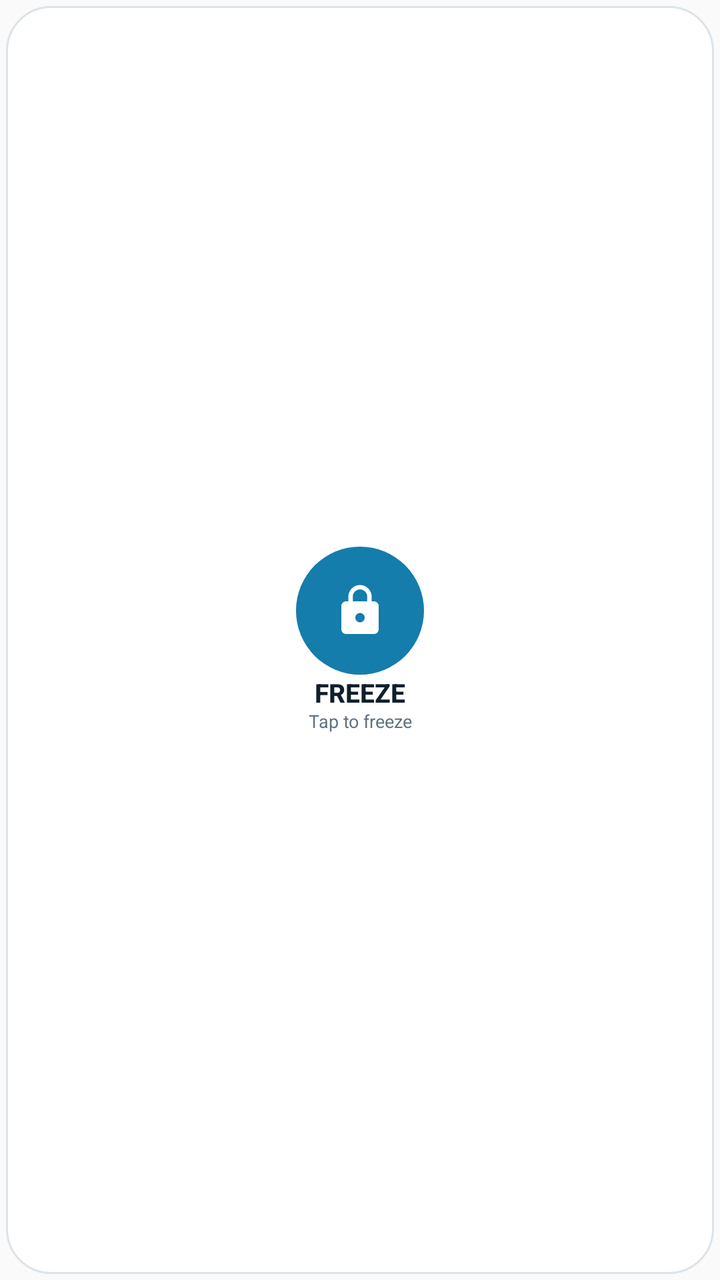
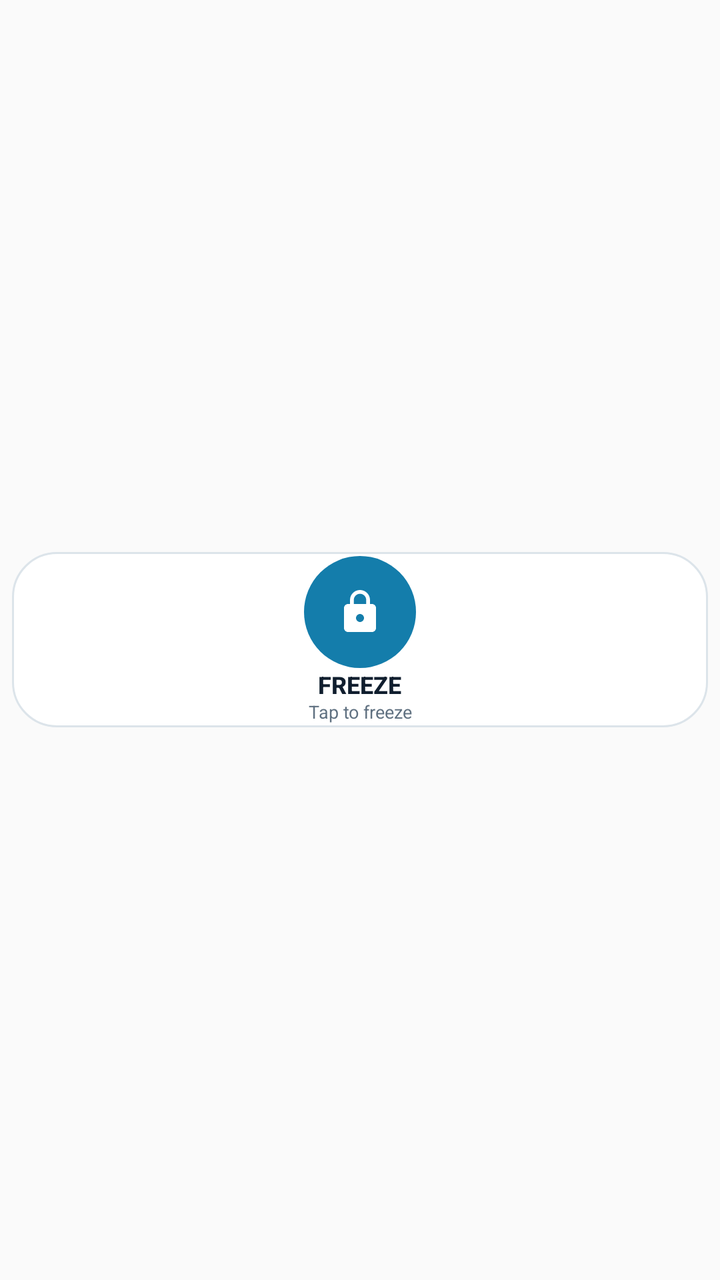

Compare the two renders of this Android layout. The source of the first and the diff that turns it into the second are given below.
<!-- AndroidManifest.xml: application theme android:Theme.Material.Light.NoActionBar -->
<!-- res/layout/widget_frostlock_compact.xml -->
<?xml version="1.0" encoding="utf-8"?>
<FrameLayout xmlns:android="http://schemas.android.com/apk/res/android"
    android:id="@+id/widget_root"
    android:layout_width="match_parent"
    android:layout_height="match_parent"
    android:background="@drawable/widget_card"
    android:padding="3dp">

    <LinearLayout
        android:layout_width="match_parent"
        android:layout_height="match_parent"
        android:gravity="center"
        android:orientation="vertical">

        <FrameLayout
            android:id="@+id/widget_circle"
            android:layout_width="64dp"
            android:layout_height="64dp"
            android:background="@drawable/widget_circle_primary">

            <ImageView
                android:id="@+id/widget_icon"
                android:layout_width="28dp"
                android:layout_height="28dp"
                android:layout_gravity="center"
                android:contentDescription="@string/widget_action_description"
                android:src="@drawable/ic_widget_lock_white" />

            <ProgressBar
                android:id="@+id/widget_progress"
                style="@android:style/Widget.Material.ProgressBar.Small"
                android:layout_width="20dp"
                android:layout_height="20dp"
                android:layout_gravity="center"
                android:indeterminate="true"
                android:visibility="gone" />
        </FrameLayout>

        <TextView
            android:id="@+id/widget_label"
            android:layout_width="wrap_content"
            android:layout_height="wrap_content"
            android:layout_marginTop="2dp"
            android:fontFamily="sans-serif-medium"
            android:includeFontPadding="false"
            android:maxLines="1"
            android:text="@string/widget_action_freeze"
            android:textColor="#101E2E"
            android:textSize="13sp"
            android:textStyle="bold" />

        <TextView
            android:id="@+id/widget_status"
            android:layout_width="match_parent"
            android:layout_height="wrap_content"
            android:layout_marginTop="1dp"
            android:ellipsize="end"
            android:gravity="center"
            android:includeFontPadding="false"
            android:maxLines="1"
            android:text="@string/widget_status_ready"
            android:textColor="#607181"
            android:textSize="9sp" />
    </LinearLayout>
</FrameLayout>
<!-- resources referenced by this layout -->
<resources>
  <!-- drawable ic_widget_lock_white (drawable) -->
  <?xml version="1.0" encoding="utf-8"?>
  <vector xmlns:android="http://schemas.android.com/apk/res/android"
      android:width="24dp"
      android:height="24dp"
      android:viewportWidth="24"
      android:viewportHeight="24">
      <path
          android:fillColor="#FFFFFF"
          android:pathData="M18,8h-1V6c0,-2.76 -2.24,-5 -5,-5S7,3.24 7,6v2H6c-1.1,0 -2,0.9 -2,2v10c0,1.1 0.9,2 2,2h12c1.1,0 2,-0.9 2,-2V10c0,-1.1 -0.9,-2 -2,-2zM12,17c-1.1,0 -2,-0.9 -2,-2s0.9,-2 2,-2 2,0.9 2,2 -0.9,2 -2,2zM15.1,8H8.9V6c0,-1.71 1.39,-3.1 3.1,-3.1 1.71,0 3.1,1.39 3.1,3.1v2z" />
  </vector>
  <!-- drawable widget_card (drawable) -->
  <?xml version="1.0" encoding="utf-8"?>
  <inset xmlns:android="http://schemas.android.com/apk/res/android"
      android:insetBottom="3dp"
      android:insetLeft="3dp"
      android:insetRight="3dp"
      android:insetTop="3dp">
  
      <shape android:shape="rectangle">
          <corners android:radius="22dp" />
          <solid android:color="#FFFFFF" />
          <stroke
              android:width="1dp"
              android:color="#DCE4EA" />
      </shape>
  </inset>
  <!-- drawable widget_circle_primary (drawable) -->
  <?xml version="1.0" encoding="utf-8"?>
  <shape xmlns:android="http://schemas.android.com/apk/res/android"
      android:shape="oval">
      <solid android:color="#147DAB" />
  </shape>
  <string name="widget_action_description">Freeze or unfreeze this PC</string>
  <string name="widget_action_freeze">FREEZE</string>
  <string name="widget_status_ready">Tap to freeze</string>
</resources>

<!-- the commit's change to res/layout/widget_frostlock_compact.xml (unified diff, before → after) -->
@@ -3,25 +3,28 @@
     android:id="@+id/widget_root"
     android:layout_width="match_parent"
     android:layout_height="match_parent"
-    android:background="@drawable/widget_card"
     android:padding="3dp">
 
     <LinearLayout
         android:layout_width="match_parent"
-        android:layout_height="match_parent"
+        android:layout_height="wrap_content"
+        android:layout_gravity="center"
+        android:background="@drawable/widget_card"
         android:gravity="center"
-        android:orientation="vertical">
+        android:orientation="vertical"
+        android:paddingHorizontal="6dp"
+        android:paddingVertical="5dp">
 
         <FrameLayout
             android:id="@+id/widget_circle"
-            android:layout_width="64dp"
-            android:layout_height="64dp"
+            android:layout_width="56dp"
+            android:layout_height="56dp"
             android:background="@drawable/widget_circle_primary">
 
             <ImageView
                 android:id="@+id/widget_icon"
-                android:layout_width="28dp"
-                android:layout_height="28dp"
+                android:layout_width="24dp"
+                android:layout_height="24dp"
                 android:layout_gravity="center"
                 android:contentDescription="@string/widget_action_description"
                 android:src="@drawable/ic_widget_lock_white" />
@@ -29,8 +32,8 @@
             <ProgressBar
                 android:id="@+id/widget_progress"
                 style="@android:style/Widget.Material.ProgressBar.Small"
-                android:layout_width="20dp"
-                android:layout_height="20dp"
+                android:layout_width="18dp"
+                android:layout_height="18dp"
                 android:layout_gravity="center"
                 android:indeterminate="true"
                 android:visibility="gone" />
@@ -46,7 +49,7 @@
             android:maxLines="1"
             android:text="@string/widget_action_freeze"
             android:textColor="#101E2E"
-            android:textSize="13sp"
+            android:textSize="12sp"
             android:textStyle="bold" />
 
         <TextView
